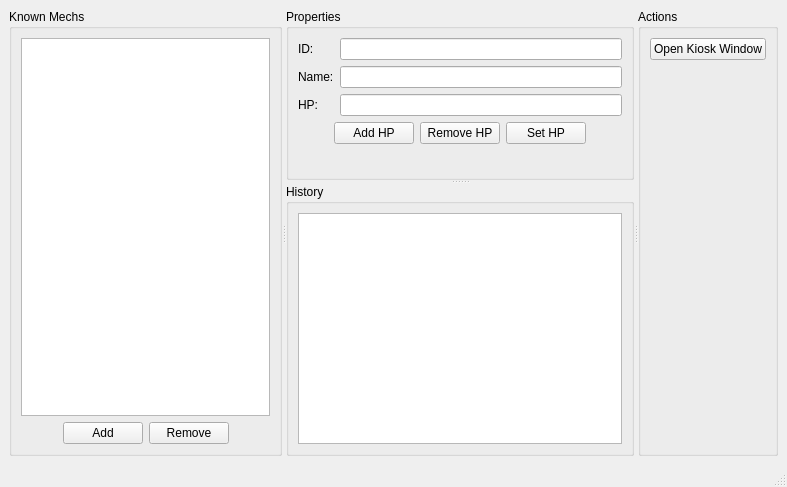
The window that scoring/manager/manager_main_window.ui (mjbots/mjmech) describes before a commit, drawn with Qt 5.
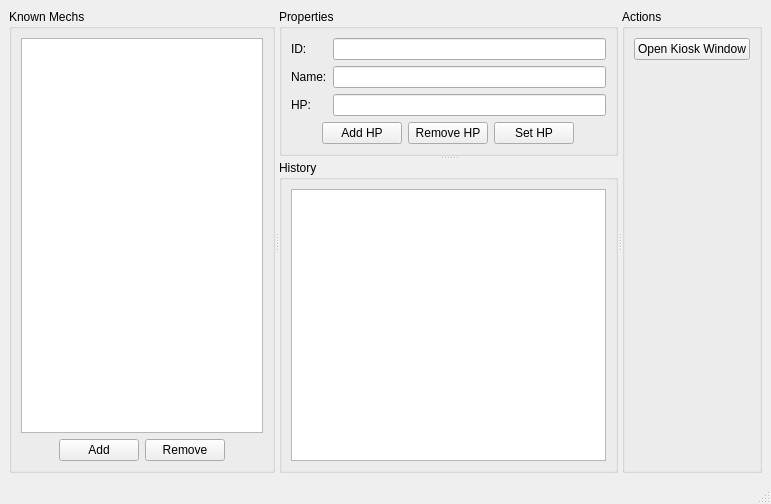
The same window after the commit.

Commit message: scoring manager: Implement basic HP and mech management.

The edit to the form file:
```diff
--- a/scoring/manager/manager_main_window.ui
+++ b/scoring/manager/manager_main_window.ui
@@ -6,8 +6,8 @@
    <rect>
     <x>0</x>
     <y>0</y>
-    <width>787</width>
-    <height>487</height>
+    <width>771</width>
+    <height>504</height>
    </rect>
   </property>
   <property name="windowTitle">
@@ -111,7 +111,11 @@
           </widget>
          </item>
          <item row="2" column="1">
-          <widget class="QLineEdit" name="propertiesHpEdit"/>
+          <widget class="QLineEdit" name="propertiesHpEdit">
+           <property name="readOnly">
+            <bool>true</bool>
+           </property>
+          </widget>
          </item>
          <item row="3" column="0" colspan="2">
           <layout class="QHBoxLayout" name="horizontalLayout_2">
@@ -167,6 +171,12 @@
         </layout>
        </widget>
        <widget class="QGroupBox" name="groupBox_3">
+        <property name="sizePolicy">
+         <sizepolicy hsizetype="Preferred" vsizetype="Expanding">
+          <horstretch>0</horstretch>
+          <verstretch>1</verstretch>
+         </sizepolicy>
+        </property>
         <property name="title">
          <string>History</string>
         </property>
@@ -197,7 +207,7 @@
           <property name="sizeHint" stdset="0">
            <size>
             <width>20</width>
-            <height>358</height>
+            <height>375</height>
            </size>
           </property>
          </spacer>
```
Left out of the diff: 2 changed lines with no effect on the pictures. The commit also changes 1 other file.
